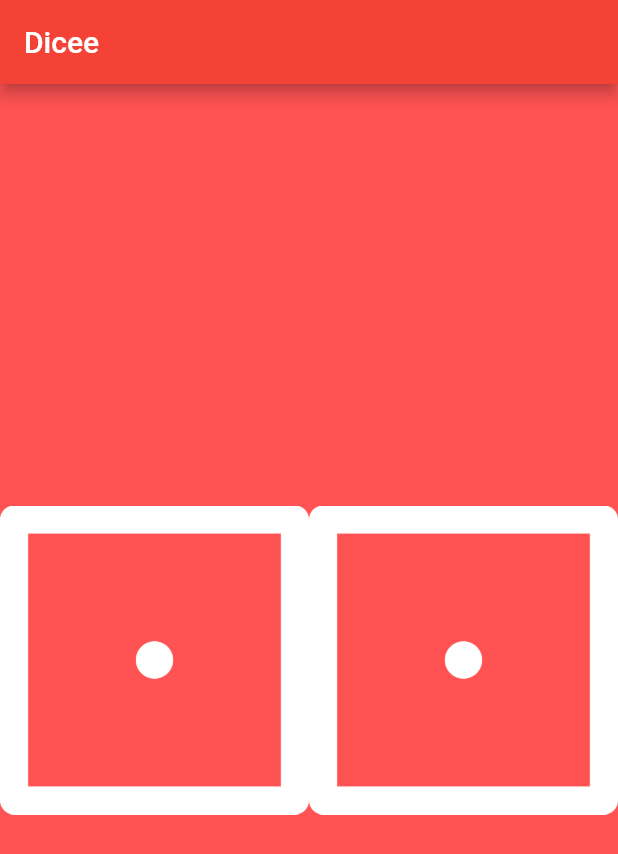
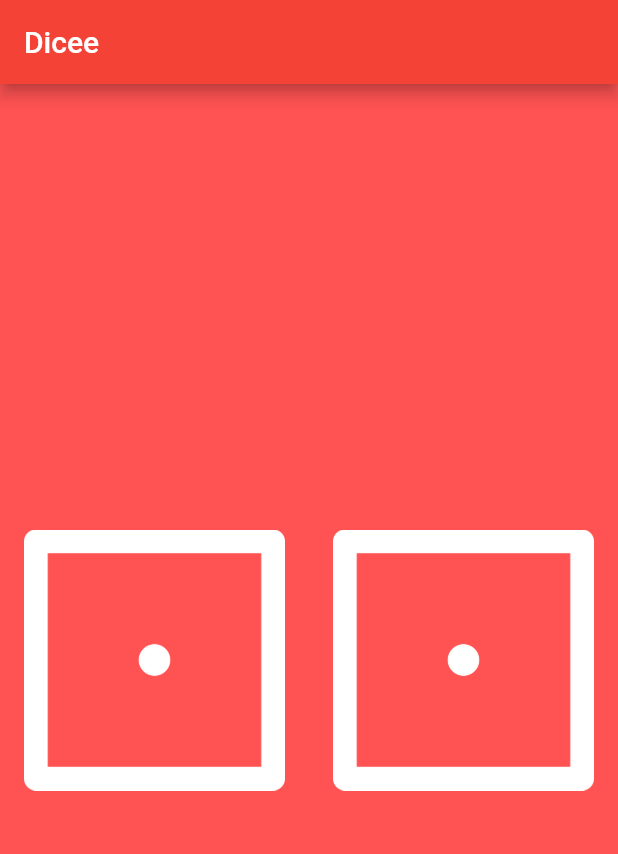
Before and after one commit to shashank153/dicee_project, a Flutter app: the screen it shows after launch, on a phone screen of 412 x 824 dp. Shown: the top 854 px of the screen. Run offline on Flutter 3.47's test engine with Material 2 defaults, Android fonts, the phone set to English and light mode, and no system bars.

Commit message:
project completed

```diff
--- a/lib/main.dart
+++ b/lib/main.dart
@@ -1,3 +1,4 @@
+import 'dart:math';
 import 'package:flutter/material.dart';
 
 void main() {
@@ -15,25 +16,57 @@ void main() {
   );
 }
 
-class DicePage extends StatelessWidget {
+class DicePage extends StatefulWidget {
   const DicePage({super.key});
 
   @override
+  State<DicePage> createState() => _DicePageState();
+}
+
+class _DicePageState extends State<DicePage> {
+  var leftDiceNumber = 1;
+  var rightDiceNumber = 1;
+
+  changeLeftDiceNumber() {
+    leftDiceNumber = Random().nextInt(5) + 1;
+  }
+
+  changeRightDiceNumber() {
+    rightDiceNumber = Random().nextInt(5) + 1;
+  }
+
+  @override
   Widget build(BuildContext context) {
-    return SafeArea(
-      child: Center(
-        child: Row(
-          children: [
-            Container(
-              child: Expanded(
-                child: Image.asset('images/dice1.png'),
+    return Center(
+      child: Row(
+        children: [
+          Expanded(
+            child: Padding(
+              padding: const EdgeInsets.all(8.0),
+              child: TextButton(
+                onPressed: () {
+                  setState(() {
+                    changeLeftDiceNumber();
+                  });
+                },
+                child: Image.asset('images/dice$leftDiceNumber.png'),
               ),
             ),
-            Expanded(
-              child: Image.asset('images/dice1.png'),
+          ),
+          Expanded(
+            child: Padding(
+              padding: const EdgeInsets.all(8.0),
+              child: TextButton(
+                onPressed: () {
+                  setState(() {
+                    changeRightDiceNumber();
+                  });
+                },
+                child: Image.asset('images/dice$rightDiceNumber.png'),
+              ),
             ),
-          ],
-        ),
+          ),
+        ],
       ),
     );
   }
```
